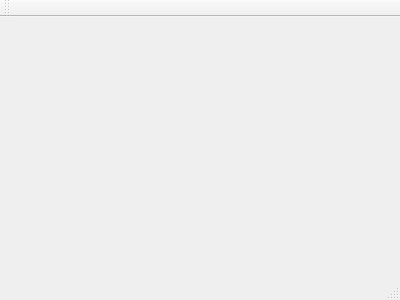
Above: gui/bla3Dscan_qt/mainwindow.ui from Gombat/bla3Dscan before the change. Below: the same form after it.
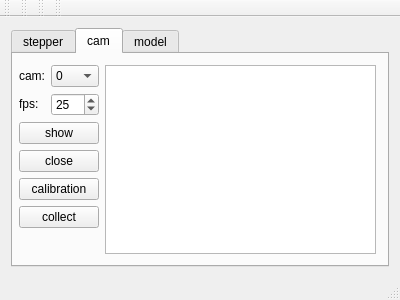
That is the form after the change. Custom widgets are drawn as their Qt base class.

Commit message: replaced the two cam1 and cam2 tabs with a single cam tab. Using a QGraphicsView Widget to show the cameras raw image. Calibration tools under construction.

```diff
--- a/gui/bla3Dscan_qt/mainwindow.ui
+++ b/gui/bla3Dscan_qt/mainwindow.ui
@@ -12,13 +12,355 @@
   <property name="windowTitle" >
    <string>MainWindow</string>
   </property>
-  <widget class="QMenuBar" name="menuBar" />
-  <widget class="QToolBar" name="mainToolBar" />
-  <widget class="QWidget" name="centralWidget" />
-  <widget class="QStatusBar" name="statusBar" />
+  <widget class="QWidget" name="centralWidget">
+   <layout class="QGridLayout" name="gridLayout">
+    <item row="0" column="0">
+     <widget class="QTabWidget" name="tabWidget">
+      <property name="currentIndex">
+       <number>1</number>
+      </property>
+      <widget class="QWidget" name="tabStepper">
+       <attribute name="title">
+        <string>stepper</string>
+       </attribute>
+       <layout class="QGridLayout" name="gridLayout_2">
+        <item row="0" column="2">
+         <widget class="QLabel" name="label">
+          <property name="text">
+           <string>baud:</string>
+          </property>
+         </widget>
+        </item>
+        <item row="0" column="4">
+         <widget class="QPushButton" name="pushButtonConnectSerialport">
+          <property name="text">
+           <string>connect</string>
+          </property>
+         </widget>
+        </item>
+        <item row="0" column="3">
+         <widget class="QComboBox" name="comboBoxBaud">
+          <item>
+           <property name="text">
+            <string>4800</string>
+           </property>
+          </item>
+          <item>
+           <property name="text">
+            <string>9600</string>
+           </property>
+          </item>
+          <item>
+           <property name="text">
+            <string>14400</string>
+           </property>
+          </item>
+          <item>
+           <property name="text">
+            <string>19200</string>
+           </property>
+          </item>
+          <item>
+           <property name="text">
+            <string>28800</string>
+           </property>
+          </item>
+          <item>
+           <property name="text">
+            <string>38400</string>
+           </property>
+          </item>
+          <item>
+           <property name="text">
+            <string>57600</string>
+           </property>
+          </item>
+          <item>
+           <property name="text">
+            <string>115200</string>
+           </property>
+          </item>
+         </widget>
+        </item>
+        <item row="0" column="0">
+         <widget class="QLabel" name="label_2">
+          <property name="text">
+           <string>port:</string>
+          </property>
+         </widget>
+        </item>
+        <item row="0" column="1">
+         <widget class="QLineEdit" name="lineEditSerialport">
+          <property name="text">
+           <string>/dev/ttyACM0</string>
+          </property>
+         </widget>
+        </item>
+        <item row="3" column="4">
+         <spacer name="verticalSpacer">
+          <property name="orientation">
+           <enum>Qt::Vertical</enum>
+          </property>
+          <property name="sizeHint" stdset="0">
+           <size>
+            <width>20</width>
+            <height>40</height>
+           </size>
+          </property>
+         </spacer>
+        </item>
+        <item row="1" column="4">
+         <widget class="QPushButton" name="pushButtonTestSerialport">
+          <property name="text">
+           <string>test</string>
+          </property>
+         </widget>
+        </item>
+        <item row="1" column="0" rowspan="3" colspan="4">
+         <widget class="QTextBrowser" name="textBrowserSerialport"/>
+        </item>
+       </layout>
+      </widget>
+      <widget class="QWidget" name="tabCam">
+       <attribute name="title">
+        <string>cam</string>
+       </attribute>
+       <layout class="QGridLayout" name="gridLayout_3" rowstretch="0,0,0,0,0,0,0" columnstretch="0,0,1,0,0,0" columnminimumwidth="0,0,0,0,0,0">
+        <property name="leftMargin">
+         <number>6</number>
+        </property>
+        <item row="0" column="0">
+         <widget class="QLabel" name="labelCam">
+          <property name="sizePolicy">
+           <sizepolicy hsizetype="Fixed" vsizetype="Fixed">
+            <horstretch>0</horstretch>
+            <verstretch>0</verstretch>
+           </sizepolicy>
+          </property>
+          <property name="text">
+           <string>cam:</string>
+          </property>
+         </widget>
+        </item>
+        <item row="2" column="0" colspan="2">
+         <widget class="QPushButton" name="pushButtonCamShow">
+          <property name="sizePolicy">
+           <sizepolicy hsizetype="Minimum" vsizetype="Fixed">
+            <horstretch>0</horstretch>
+            <verstretch>0</verstretch>
+           </sizepolicy>
+          </property>
+          <property name="text">
+           <string>show</string>
+          </property>
+         </widget>
+        </item>
+        <item row="1" column="0">
+         <widget class="QLabel" name="labelFPS">
+          <property name="sizePolicy">
+           <sizepolicy hsizetype="Fixed" vsizetype="Fixed">
+            <horstretch>0</horstretch>
+            <verstretch>0</verstretch>
+           </sizepolicy>
+          </property>
+          <property name="text">
+           <string>fps:</string>
+          </property>
+         </widget>
+        </item>
+        <item row="1" column="1">
+         <widget class="QSpinBox" name="spinBoxCamFPS">
+          <property name="sizePolicy">
+           <sizepolicy hsizetype="Minimum" vsizetype="Fixed">
+            <horstretch>0</horstretch>
+            <verstretch>0</verstretch>
+           </sizepolicy>
+          </property>
+          <property name="minimum">
+           <number>0</number>
+          </property>
+          <property name="maximum">
+           <number>200</number>
+          </property>
+          <property name="value">
+           <number>25</number>
+          </property>
+         </widget>
+        </item>
+        <item row="3" column="0" colspan="2">
+         <widget class="QPushButton" name="pushButtonCamClose">
+          <property name="sizePolicy">
+           <sizepolicy hsizetype="Minimum" vsizetype="Fixed">
+            <horstretch>0</horstretch>
+            <verstretch>0</verstretch>
+           </sizepolicy>
+          </property>
+          <property name="text">
+           <string>close</string>
+          </property>
+         </widget>
+        </item>
+        <item row="4" column="0" colspan="2">
+         <widget class="QPushButton" name="pushButtonCamCalibration">
+          <property name="sizePolicy">
+           <sizepolicy hsizetype="Minimum" vsizetype="Fixed">
+            <horstretch>0</horstretch>
+            <verstretch>0</verstretch>
+           </sizepolicy>
+          </property>
+          <property name="text">
+           <string>calibration</string>
+          </property>
+         </widget>
+        </item>
+        <item row="5" column="0" colspan="2">
+         <widget class="QPushButton" name="pushButtonCamCalibrationCollect">
+          <property name="sizePolicy">
+           <sizepolicy hsizetype="Minimum" vsizetype="Fixed">
+            <horstretch>0</horstretch>
+            <verstretch>0</verstretch>
+           </sizepolicy>
+          </property>
+          <property name="text">
+           <string>collect</string>
+          </property>
+         </widget>
+        </item>
+        <item row="0" column="1">
+         <widget class="QComboBox" name="comboBoxCam">
+          <property name="sizePolicy">
+           <sizepolicy hsizetype="Minimum" vsizetype="Fixed">
+            <horstretch>0</horstretch>
+            <verstretch>0</verstretch>
+           </sizepolicy>
+          </property>
+          <item>
+           <property name="text">
+            <string>0</string>
+           </property>
+          </item>
+          <item>
+           <property name="text">
+            <string>1</string>
+           </property>
+          </item>
+          <item>
+           <property name="text">
+            <string>2</string>
+           </property>
+          </item>
+          <item>
+           <property name="text">
+            <string>3</string>
+           </property>
+          </item>
+          <item>
+           <property name="text">
+            <string>4</string>
+           </property>
+          </item>
+          <item>
+           <property name="text">
+            <string>5</string>
+           </property>
+          </item>
+         </widget>
+        </item>
+        <item row="6" column="0">
+         <spacer name="verticalSpacer_2">
+          <property name="orientation">
+           <enum>Qt::Vertical</enum>
+          </property>
+          <property name="sizeHint" stdset="0">
+           <size>
+            <width>20</width>
+            <height>40</height>
+           </size>
+          </property>
+         </spacer>
+        </item>
+        <item row="0" column="2" rowspan="7">
+         <widget class="Cam_viewer" name="graphicsViewCam"/>
+        </item>
+       </layout>
+      </widget>
+      <widget class="QWidget" name="tabModel">
+       <attribute name="title">
+        <string>model</string>
+       </attribute>
+      </widget>
+     </widget>
+    </item>
+   </layout>
+  </widget>
+  <widget class="QToolBar" name="mainToolBar">
+   <attribute name="toolBarArea">
+    <enum>TopToolBarArea</enum>
+   </attribute>
+   <attribute name="toolBarBreak">
+    <bool>false</bool>
+   </attribute>
+  </widget>
+  <widget class="QStatusBar" name="statusBar"/>
+  <widget class="QMenuBar" name="menuBar">
+   <property name="geometry">
+    <rect>
+     <x>0</x>
+     <y>0</y>
+     <width>400</width>
+     <height>19</height>
+    </rect>
+   </property>
+  </widget>
+  <widget class="QToolBar" name="toolBar">
+   <property name="windowTitle">
+    <string>toolBar</string>
+   </property>
+   <attribute name="toolBarArea">
+    <enum>TopToolBarArea</enum>
+   </attribute>
+   <attribute name="toolBarBreak">
+    <bool>false</bool>
+   </attribute>
+  </widget>
+  <widget class="QToolBar" name="toolBar_2">
+   <property name="windowTitle">
+    <string>toolBar_2</string>
+   </property>
+   <attribute name="toolBarArea">
+    <enum>TopToolBarArea</enum>
+   </attribute>
+   <attribute name="toolBarBreak">
+    <bool>false</bool>
+   </attribute>
+  </widget>
+  <widget class="QToolBar" name="toolBar_3">
+   <property name="windowTitle">
+    <string>toolBar_3</string>
+   </property>
+   <attribute name="toolBarArea">
+    <enum>TopToolBarArea</enum>
+   </attribute>
+   <attribute name="toolBarBreak">
+    <bool>false</bool>
+   </attribute>
+  </widget>
  </widget>
- <layoutDefault spacing="6" margin="11" />
- <pixmapfunction></pixmapfunction>
+ <layoutdefault spacing="6" margin="11"/>
+ <customwidgets>
+  <customwidget>
+   <class>Cam_viewer</class>
+   <extends>QGraphicsView</extends>
+   <header>cam_viewer.h</header>
+   <slots>
+    <slot>change_fps(int)</slot>
+    <slot>cam_show()</slot>
+    <slot>cam_close()</slot>
+    <slot>cam_calibration()</slot>
+    <slot>cam_calibration_collect()</slot>
+   </slots>
+  </customwidget>
+ </customwidgets>
  <resources/>
  <connections/>
 </ui>
```
Left out of the diff: 126 changed lines with no effect on the pictures. The commit also changes 12 other files.
